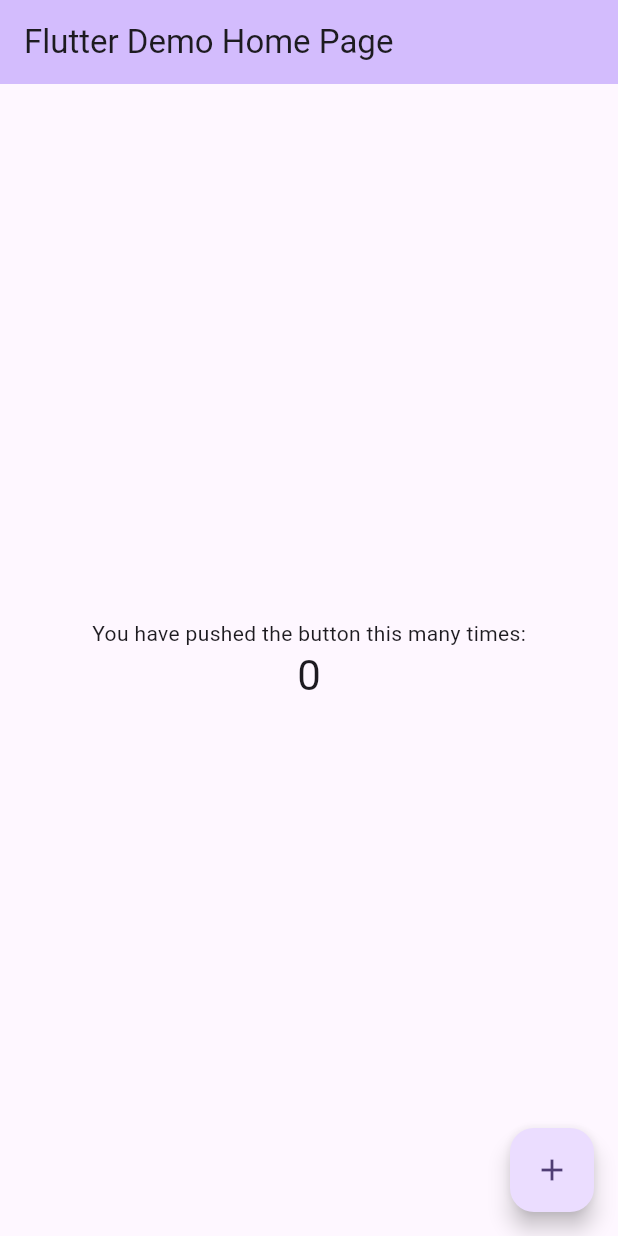
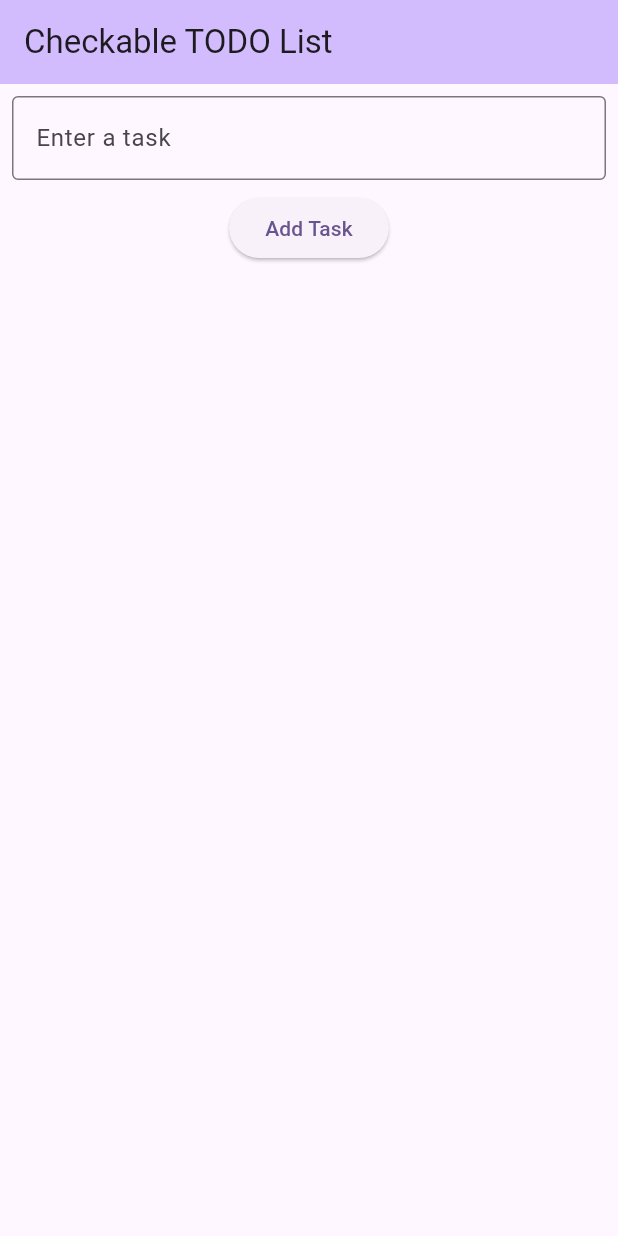
Before and after one commit to GlyphyAI-Hub/test-149, a Flutter app: the screen it shows after launch, on a phone screen of 412 x 824 dp. Run offline on Flutter 3.47's test engine with Material 3 defaults, Android fonts, the phone set to English and light mode, and no system bars.

Commit message:
feat: implement basic todo app

```diff
--- a/lib/main.dart
+++ b/lib/main.dart
@@ -7,119 +7,120 @@ void main() {
 class MyApp extends StatelessWidget {
   const MyApp({super.key});
 
-  // This widget is the root of your application.
   @override
   Widget build(BuildContext context) {
     return MaterialApp(
-      title: 'Flutter Demo',
+      title: 'Checkable TODO List',
       theme: ThemeData(
-        // This is the theme of your application.
-        //
-        // TRY THIS: Try running your application with "flutter run". You'll see
-        // the application has a purple toolbar. Then, without quitting the app,
-        // try changing the seedColor in the colorScheme below to Colors.green
-        // and then invoke "hot reload" (save your changes or press the "hot
-        // reload" button in a Flutter-supported IDE, or press "r" if you used
-        // the command line to start the app).
-        //
-        // Notice that the counter didn't reset back to zero; the application
-        // state is not lost during the reload. To reset the state, use hot
-        // restart instead.
-        //
-        // This works for code too, not just values: Most code changes can be
-        // tested with just a hot reload.
         colorScheme: ColorScheme.fromSeed(seedColor: Colors.deepPurple),
         useMaterial3: true,
       ),
-      home: const MyHomePage(title: 'Flutter Demo Home Page'),
+      home: const TodoListPage(),
     );
   }
 }
 
-class MyHomePage extends StatefulWidget {
-  const MyHomePage({super.key, required this.title});
+class TodoItem {
+  String task;
+  bool isDone;
 
-  // This widget is the home page of your application. It is stateful, meaning
-  // that it has a State object (defined below) that contains fields that affect
-  // how it looks.
+  TodoItem({required this.task, this.isDone = false});
+}
 
-  // This class is the configuration for the state. It holds the values (in this
-  // case the title) provided by the parent (in this case the App widget) and
-  // used by the build method of the State. Fields in a Widget subclass are
-  // always marked "final".
-
-  final String title;
+class TodoListPage extends StatefulWidget {
+  const TodoListPage({super.key});
 
   @override
-  State<MyHomePage> createState() => _MyHomePageState();
+  State<TodoListPage> createState() => _TodoListPageState();
 }
 
-class _MyHomePageState extends State<MyHomePage> {
-  int _counter = 0;
+class _TodoListPageState extends State<TodoListPage> {
+  final List<TodoItem> _todoItems = [];
+  final TextEditingController _controller = TextEditingController();
 
-  void _incrementCounter() {
+  void _addTodoItem() {
+    if (_controller.text.isNotEmpty) {
+      setState(() {
+        _todoItems.add(TodoItem(task: _controller.text));
+      });
+      _controller.clear();
+    }
+  }
+
+  void _toggleTodoItem(int index) {
     setState(() {
-      // This call to setState tells the Flutter framework that something has
-      // changed in this State, which causes it to rerun the build method below
-      // so that the display can reflect the updated values. If we changed
-      // _counter without calling setState(), then the build method would not be
-      // called again, and so nothing would appear to happen.
-      _counter++;
+      _todoItems[index].isDone = !_todoItems[index].isDone;
+    });
+  }
+
+  void _removeTodoItem(int index) {
+    setState(() {
+      _todoItems.removeAt(index);
     });
   }
 
   @override
   Widget build(BuildContext context) {
-    // This method is rerun every time setState is called, for instance as done
-    // by the _incrementCounter method above.
-    //
-    // The Flutter framework has been optimized to make rerunning build methods
-    // fast, so that you can just rebuild anything that needs updating rather
-    // than having to individually change instances of widgets.
     return Scaffold(
       appBar: AppBar(
-        // TRY THIS: Try changing the color here to a specific color (to
-        // Colors.amber, perhaps?) and trigger a hot reload to see the AppBar
-        // change color while the other colors stay the same.
         backgroundColor: Theme.of(context).colorScheme.inversePrimary,
-        // Here we take the value from the MyHomePage object that was created by
-        // the App.build method, and use it to set our appbar title.
-        title: Text(widget.title),
+        title: const Text('Checkable TODO List'),
       ),
-      body: Center(
-        // Center is a layout widget. It takes a single child and positions it
-        // in the middle of the parent.
-        child: Column(
-          // Column is also a layout widget. It takes a list of children and
-          // arranges them vertically. By default, it sizes itself to fit its
-          // children horizontally, and tries to be as tall as its parent.
-          //
-          // Column has various properties to control how it sizes itself and
-          // how it positions its children. Here we use mainAxisAlignment to
-          // center the children vertically; the main axis here is the vertical
-          // axis because Columns are vertical (the cross axis would be
-          // horizontal).
-          //
-          // TRY THIS: Invoke "debug painting" (choose the "Toggle Debug Paint"
-          // action in the IDE, or press "p" in the console), to see the
-          // wireframe for each widget.
-          mainAxisAlignment: MainAxisAlignment.center,
-          children: <Widget>[
-            const Text(
-              'You have pushed the button this many times:',
+      body: Column(
+        children: [
+          Padding(
+            padding: const EdgeInsets.all(8.0),
+            child: TextField(
+              controller: _controller,
+              decoration: const InputDecoration(
+                labelText: 'Enter a task',
+                border: OutlineInputBorder(),
+              ),
+              onSubmitted: (_) => _addTodoItem(),
             ),
-            Text(
-              '$_counter',
-              style: Theme.of(context).textTheme.headlineMedium,
+          ),
+          ElevatedButton(
+            onPressed: _addTodoItem,
+            child: const Text('Add Task'),
+          ),
+          Expanded(
+            child: ListView.builder(
+              itemCount: _todoItems.length,
+              itemBuilder: (context, index) {
+                return Dismissible(
+                  key: Key(_todoItems[index].task),
+                  onDismissed: (direction) {
+                    _removeTodoItem(index);
+                  },
+                  background: Container(color: Colors.red),
+                  child: ListTile(
+                    leading: Checkbox(
+                      value: _todoItems[index].isDone,
+                      onChanged: (_) {
+                        _toggleTodoItem(index);
+                      },
+                    ),
+                    title: Text(
+                      _todoItems[index].task,
+                      style: TextStyle(
+                        decoration: _todoItems[index].isDone
+                            ? TextDecoration.lineThrough
+                            : TextDecoration.none,
+                      ),
+                    ),
+                    trailing: IconButton(
+                      icon: const Icon(Icons.delete),
+                      onPressed: () {
+                        _removeTodoItem(index);
+                      },
+                    ),
+                  ),
+                );
+              },
             ),
-          ],
-        ),
+          ),
+        ],
       ),
-      floatingActionButton: FloatingActionButton(
-        onPressed: _incrementCounter,
-        tooltip: 'Increment',
-        child: const Icon(Icons.add),
-      ), // This trailing comma makes auto-formatting nicer for build methods.
     );
   }
 }
```
Also changed, not shown: pubspec.lock.
